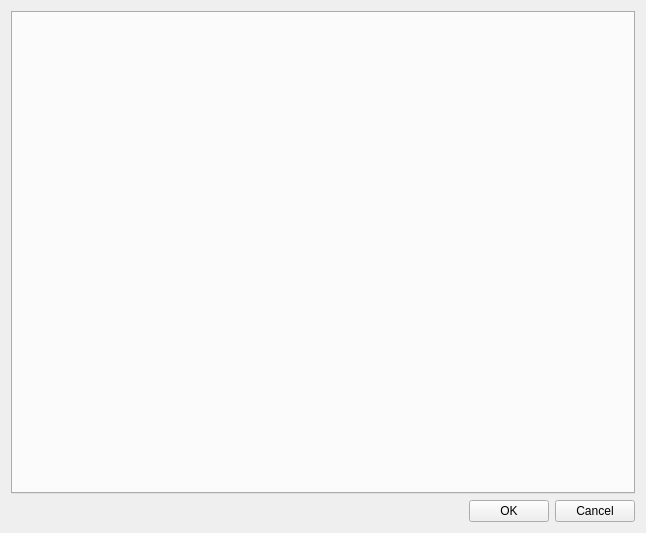
Qt form src/tools/ConfigTool/ConfigTool/ConfigToolWidget.ui (zerwih/arcemu) before a commit.
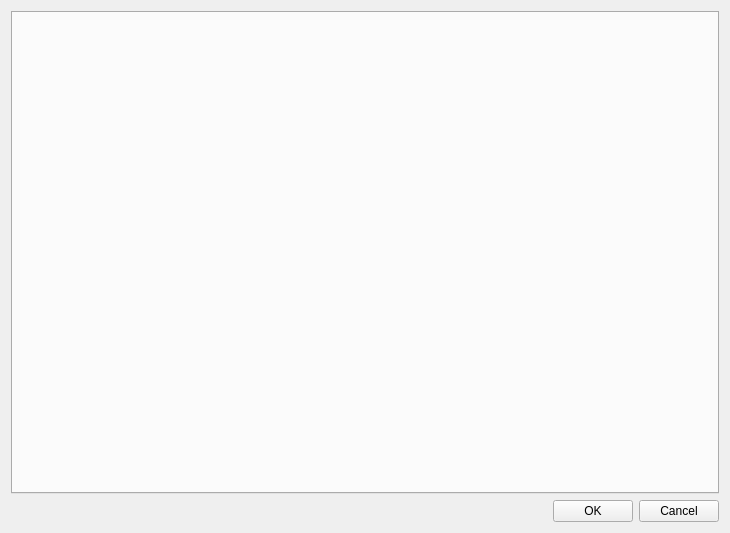
The same form after that commit.

The edit to the form file:
```diff
--- a/src/tools/ConfigTool/ConfigTool/ConfigToolWidget.ui
+++ b/src/tools/ConfigTool/ConfigTool/ConfigToolWidget.ui
@@ -6,7 +6,7 @@
    <rect>
     <x>0</x>
     <y>0</y>
-    <width>646</width>
+    <width>730</width>
     <height>533</height>
    </rect>
   </property>
```
